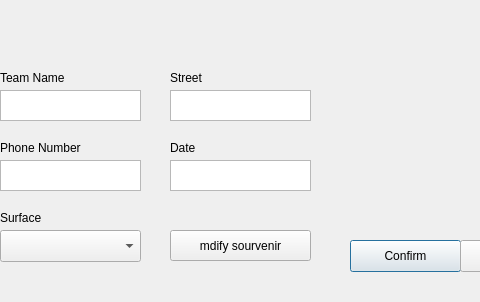
This is app/baseball_gui/modify_stadium.ui in housengw/CS8-I-Love-Baseball as Qt 5 draws it before an edit; both pictures show x 210 to 690 and y 0 to 302 of the 806 by 302 pixel window. The edited form follows.
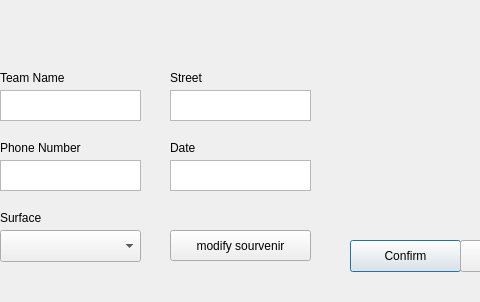
This is the edited form.

Diff of the .ui file:
```diff
--- a/app/baseball_gui/modify_stadium.ui
+++ b/app/baseball_gui/modify_stadium.ui
@@ -233,7 +233,7 @@
     </rect>
    </property>
    <property name="text">
-    <string>mdify sourvenir</string>
+    <string>modify sourvenir</string>
    </property>
   </widget>
  </widget>
```
